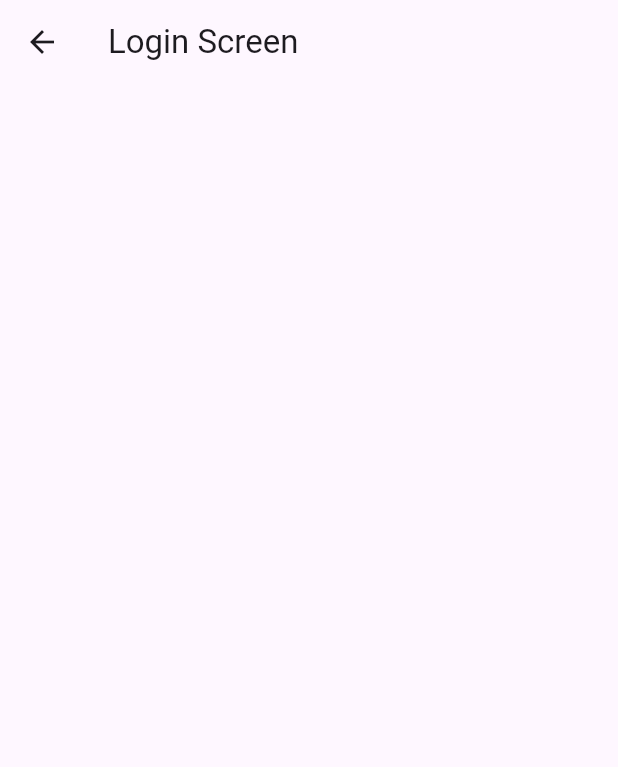
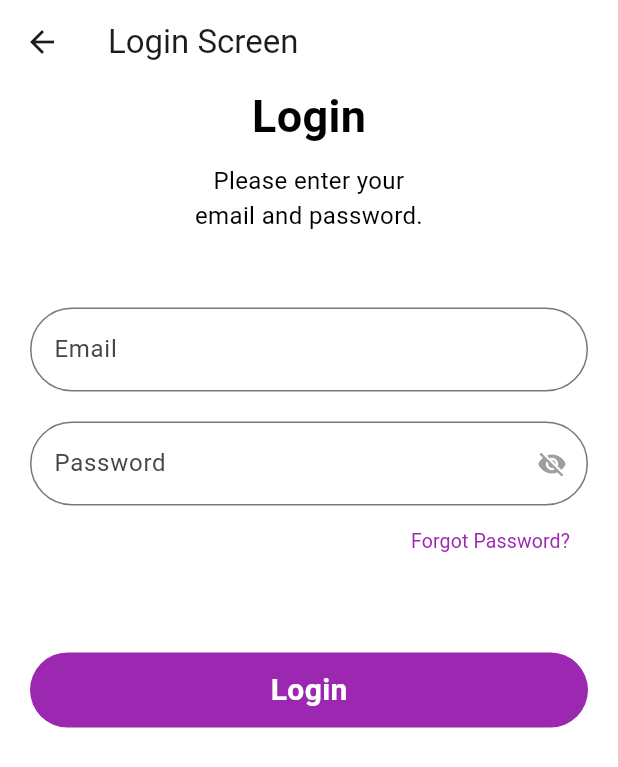
Before and after one commit to MustafaRazaUllah/flutter-course-sep-24, a Flutter app: the screen it shows after launch, on a phone screen of 412 x 824 dp. Shown: the top 767 px of the screen. Run offline on Flutter 3.47's test engine with Material 3 defaults, Android fonts, the light colour scheme and no system bars.

Commit message:
new session, container, testfeild,text

```diff
--- a/lib/Modules/Auth/View/login_view.dart
+++ b/lib/Modules/Auth/View/login_view.dart
@@ -1,14 +1,122 @@
 import 'package:flutter/material.dart';
 
-class LoginView extends StatelessWidget {
+class LoginView extends StatefulWidget {
   const LoginView({super.key});
+
+  @override
+  State<LoginView> createState() => _LoginViewState();
+}
+
+class _LoginViewState extends State<LoginView> {
+  bool isVisibility = false;
 
   @override
   Widget build(BuildContext context) {
     return Scaffold(
+      backgroundColor: Colors.white,
       appBar: AppBar(
         title: const Text(
           "Login Screen",
+        ),
+        backgroundColor: Colors.white,
+      ),
+      body: SizedBox.expand(
+        child: Padding(
+          padding: const EdgeInsets.symmetric(horizontal: 20),
+          child: Column(
+            children: [
+              const Text(
+                "Login",
+                style: TextStyle(
+                  color: Colors.black,
+                  fontSize: 30,
+                  fontWeight: FontWeight.w700,
+                ),
+              ),
+              const SizedBox(height: 10),
+              const Text(
+                "Please enter your\nemail and password.",
+                textAlign: TextAlign.center,
+                style: TextStyle(
+                  color: Colors.black,
+                  fontSize: 16,
+                  fontWeight: FontWeight.w400,
+                ),
+              ),
+              const SizedBox(height: 50),
+              TextFormField(
+                keyboardType: TextInputType.emailAddress,
+                decoration: InputDecoration(
+                  labelText: "Email",
+                  hintText: "Enter your email",
+                  border: OutlineInputBorder(
+                      borderRadius: BorderRadius.circular(100)),
+                ),
+              ),
+              const SizedBox(height: 20),
+              TextFormField(
+                keyboardType: TextInputType.visiblePassword,
+                obscureText: !isVisibility,
+                decoration: InputDecoration(
+                  labelText: "Password",
+                  hintText: "Enter your Password",
+                  border: OutlineInputBorder(
+                    borderRadius: BorderRadius.circular(100),
+                  ),
+                  suffixIcon: IconButton(
+                    onPressed: () {
+                      setState(() {
+                        isVisibility = !isVisibility;
+                      });
+                    },
+                    icon: Icon(
+                      isVisibility ? Icons.visibility : Icons.visibility_off,
+                      color: isVisibility ? Colors.amber : Colors.grey,
+                      size: 20,
+                    ),
+                  ),
+                ),
+              ),
+              Align(
+                alignment: Alignment.centerRight,
+                child: TextButton(
+                  onPressed: () {},
+                  child: const Text(
+                    "Forgot Password?",
+                    style: TextStyle(
+                      color: Colors.purple,
+                      fontSize: 13,
+                      fontWeight: FontWeight.w400,
+                    ),
+                  ),
+                ),
+              ),
+              const SizedBox(height: 50),
+              GestureDetector(
+                onTap: () {
+                  print("Hello World! this user is logined.");
+                },
+                child: Container(
+                  height: 50,
+                  width: double.infinity,
+                  decoration: BoxDecoration(
+                    color: Colors.purple,
+                    borderRadius: BorderRadius.circular(100),
+                  ),
+                  child: const Center(
+                    child: Text(
+                      "Login",
+                      style: TextStyle(
+                        color: Colors.white,
+                        fontSize: 20,
+                        fontWeight: FontWeight.w700,
+                      ),
+                    ),
+                  ),
+                ),
+              ),
+            ],
+          ),
         ),
       ),
     );
```
Also changed, not shown: 6 other files.
